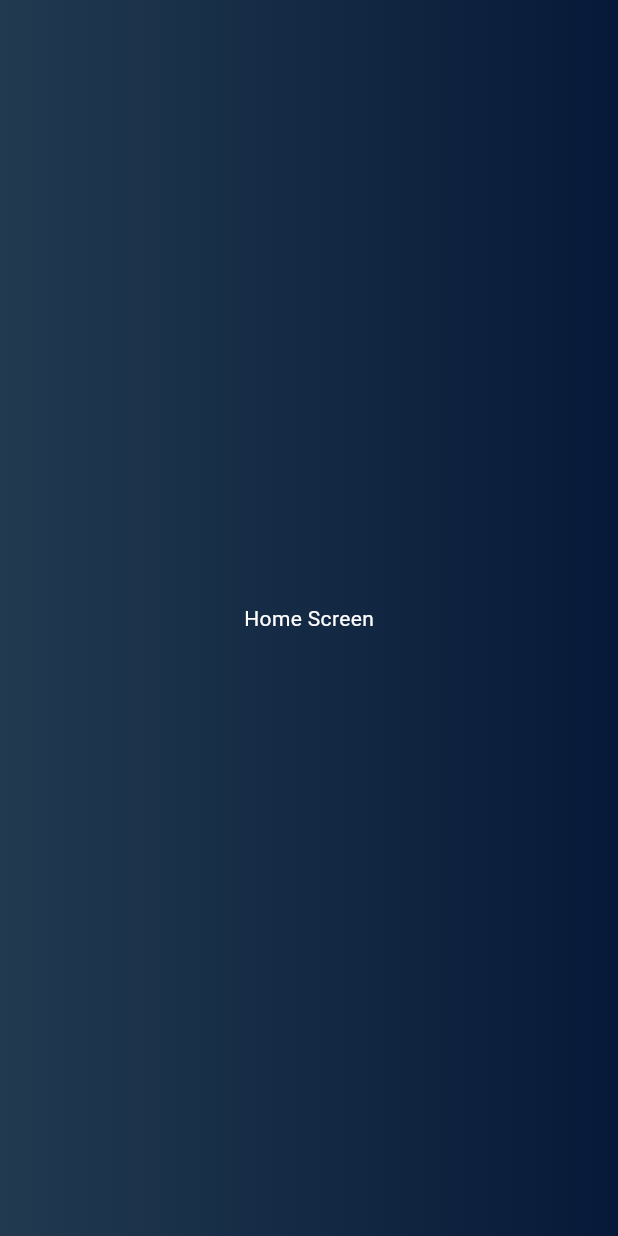
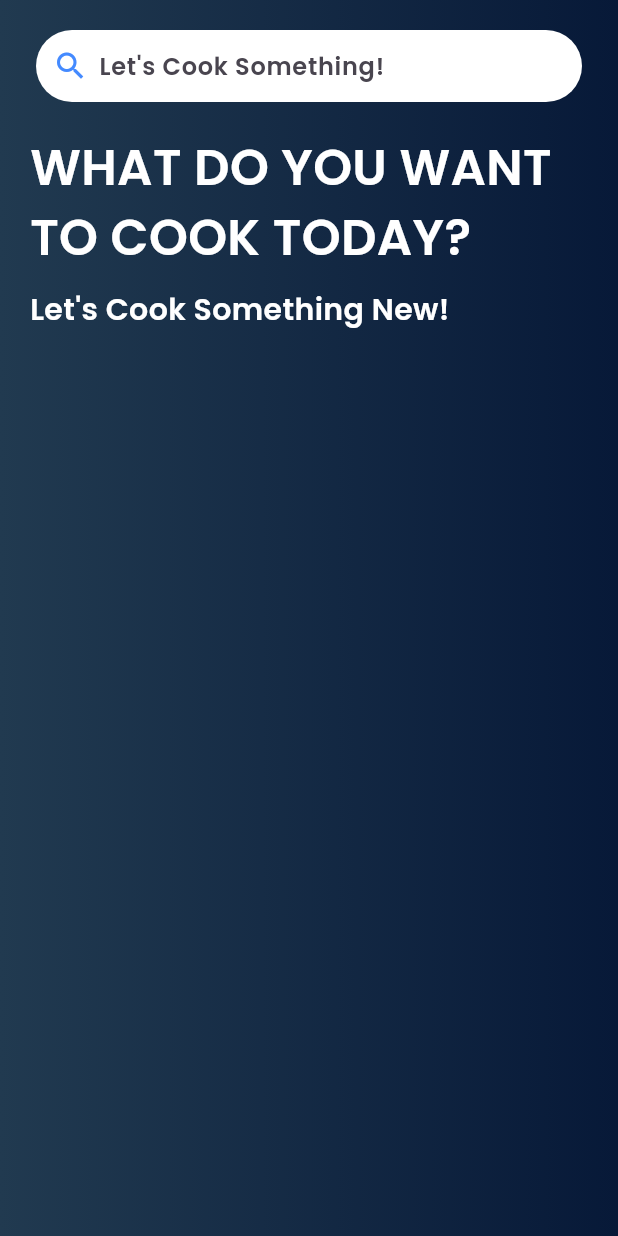
Before and after one commit to dcaayushd/CODSOFT-Recipe-App, a Flutter app: the screen it shows after launch, on a phone screen of 412 x 824 dp. Run offline on Flutter 3.47's test engine with Material 3 defaults, Android fonts, the phone set to English and light mode, and no system bars.

Commit message:
Search Bar Added

```diff
--- a/lib/main.dart
+++ b/lib/main.dart
@@ -1,5 +1,5 @@
 import 'package:flutter/material.dart';
-import 'package:recipo_recipe_app/screens/home.dart';
+import 'package:recipo_recipe_app/screens/home_screen.dart';
 
 void main() {
   runApp(const MainApp());
@@ -10,15 +10,14 @@
 
   @override
   Widget build(BuildContext context) {
-    return  MaterialApp(
+    return MaterialApp(
       debugShowCheckedModeBanner: false,
-            title: 'Recipe App',
-            theme: ThemeData(
-
+      title: 'Recipe App',
+      theme: ThemeData(
+        fontFamily: "Poppins",
         primarySwatch: Colors.blue,
       ),
-          home: const HomeScreen(),
+      home: const HomeScreen(),
     );
-
   }
 }
--- a/lib/screens/home.dart
+++ /dev/null
@@ -1,34 +0,0 @@
-import 'package:flutter/material.dart';
-
-class HomeScreen extends StatefulWidget {
-  const HomeScreen({super.key});
-
-  @override
-  HomeScreenState createState() => HomeScreenState();
-}
-
-class HomeScreenState extends State<HomeScreen> {
-  @override
-  Widget build(BuildContext context) {
-    return Scaffold(
-      body: Stack(
-        children: [
-          Container(
-            width: MediaQuery.of(context).size.width,
-            height: MediaQuery.of(context).size.height,
-            decoration: const BoxDecoration(
-              gradient: LinearGradient(
-                  colors: [Color(0xff213A50), Color(0xff071938)]),
-            ),
-          ),
-          const SafeArea(
-              child: Center(
-                  child: Text(
-            "Home Screen",
-            style: TextStyle(color: Colors.white),
-          ))),
-        ],
-      ),
-    );
-  }
-}
--- /dev/null
+++ b/lib/screens/home_screen.dart
@@ -0,0 +1,97 @@
+import 'package:flutter/material.dart';
+
+class HomeScreen extends StatefulWidget {
+  const HomeScreen({super.key});
+
+  @override
+  HomeScreenState createState() => HomeScreenState();
+}
+
+class HomeScreenState extends State<HomeScreen> {
+  TextEditingController searchController = TextEditingController();
+  @override
+  Widget build(BuildContext context) {
+    return Scaffold(
+      body: Stack(
+        children: [
+          Container(
+            width: MediaQuery.of(context).size.width,
+            height: MediaQuery.of(context).size.height,
+            decoration: const BoxDecoration(
+              gradient: LinearGradient(
+                  colors: [Color(0xff213A50), Color(0xff071938)]),
+            ),
+          ),
+          Column(
+            children: [
+              //Search Bar
+              SafeArea(
+                child: Container(
+                  //Search Wala Container
+
+                  padding: const EdgeInsets.symmetric(horizontal: 8),
+                  margin:
+                      const EdgeInsets.symmetric(horizontal: 24, vertical: 20),
+                  decoration: BoxDecoration(
+                      color: Colors.white,
+                      borderRadius: BorderRadius.circular(24)),
+                  child: Row(
+                    children: [
+                      GestureDetector(
+                        onTap: () {
+                          if ((searchController.text).replaceAll(" ", "") ==
+                              "") {
+                            debugPrint("Blank search");
+                          } else {
+                            Navigator.pushReplacementNamed(context, "/loading",
+                                arguments: {
+                                  "searchText": searchController.text,
+                                });
+                          }
+                        },
+                        child: Container(
+                          margin: const EdgeInsets.fromLTRB(3, 0, 7, 0),
+                          child: const Icon(
+                            Icons.search,
+                            color: Colors.blueAccent,
+                          ),
+                        ),
+                      ),
+                      Expanded(
+                        child: TextField(
+                          controller: searchController,
+                          decoration: const InputDecoration(
+                              border: InputBorder.none,
+                              hintText: "Let's Cook Something!"),
+                        ),
+                      )
+                    ],
+                  ),
+                ),
+              ),
+              Container(
+                padding: const EdgeInsets.symmetric(horizontal: 20),
+                child: const Column(
+                  crossAxisAlignment: CrossAxisAlignment.start,
+                  children: [
+                    Text(
+                      "WHAT DO YOU WANT TO COOK TODAY?",
+                      style: TextStyle(fontSize: 33, color: Colors.white),
+                    ),
+                    SizedBox(
+                      height: 10,
+                    ),
+                    Text(
+                      "Let's Cook Something New!",
+                      style: TextStyle(fontSize: 20, color: Colors.white),
+                    )
+                  ],
+                ),
+              )
+            ],
+          )
+        ],
+      ),
+    );
+  }
+}
```
Also changed, not shown: pubspec.yaml (+9 -3 lines), fonts/Poppins-SemiBold.ttf (added), pubspec.lock.
